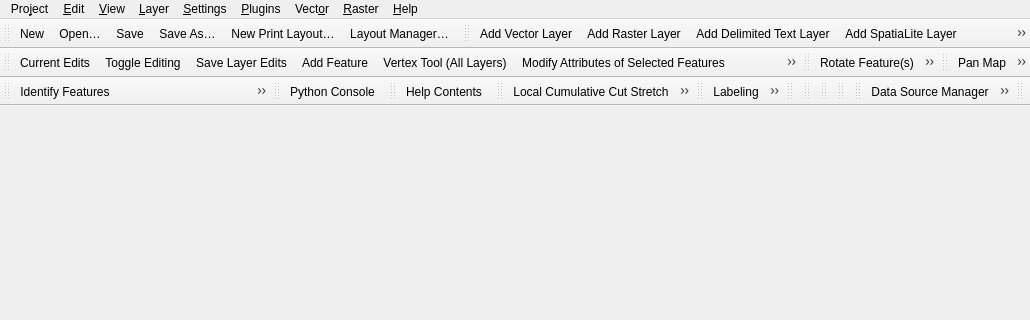
First picture: the form in src/ui/qgisapp.ui, repository qgis/QGIS, before the edit; both pictures show x 0 to 1030 and y 0 to 320 of the 1030 by 506 pixel window.
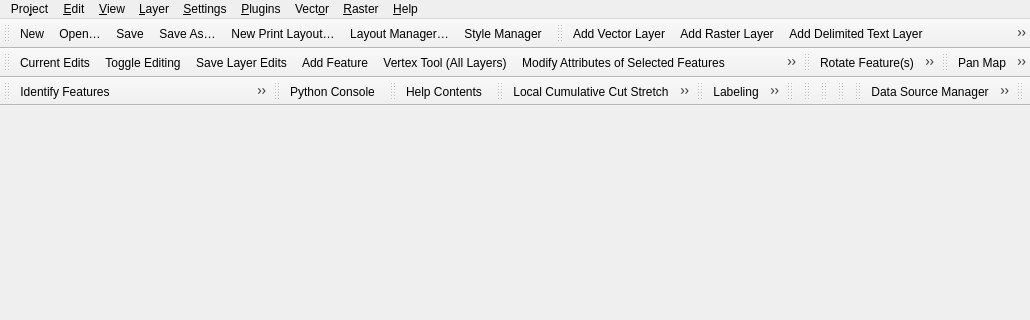
Second picture: the form after the edit. Icons and pictures are not drawn.

Commit message: Add style manager icon to file toolbar

Patch:
```diff
--- a/src/ui/qgisapp.ui
+++ b/src/ui/qgisapp.ui
@@ -398,6 +398,7 @@
    <addaction name="mActionSaveProjectAs"/>
    <addaction name="mActionNewPrintLayout"/>
    <addaction name="mActionShowLayoutManager"/>
+   <addaction name="mActionStyleManager"/>
   </widget>
   <widget class="QToolBar" name="mLayerToolBar">
    <property name="windowTitle">
```
